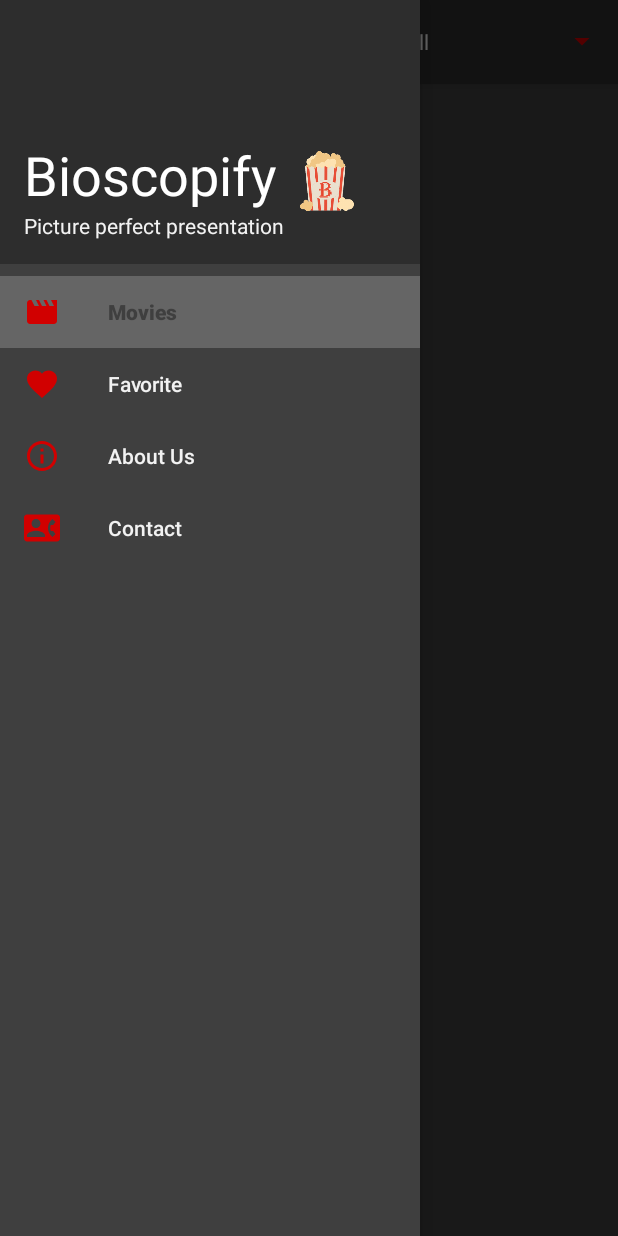
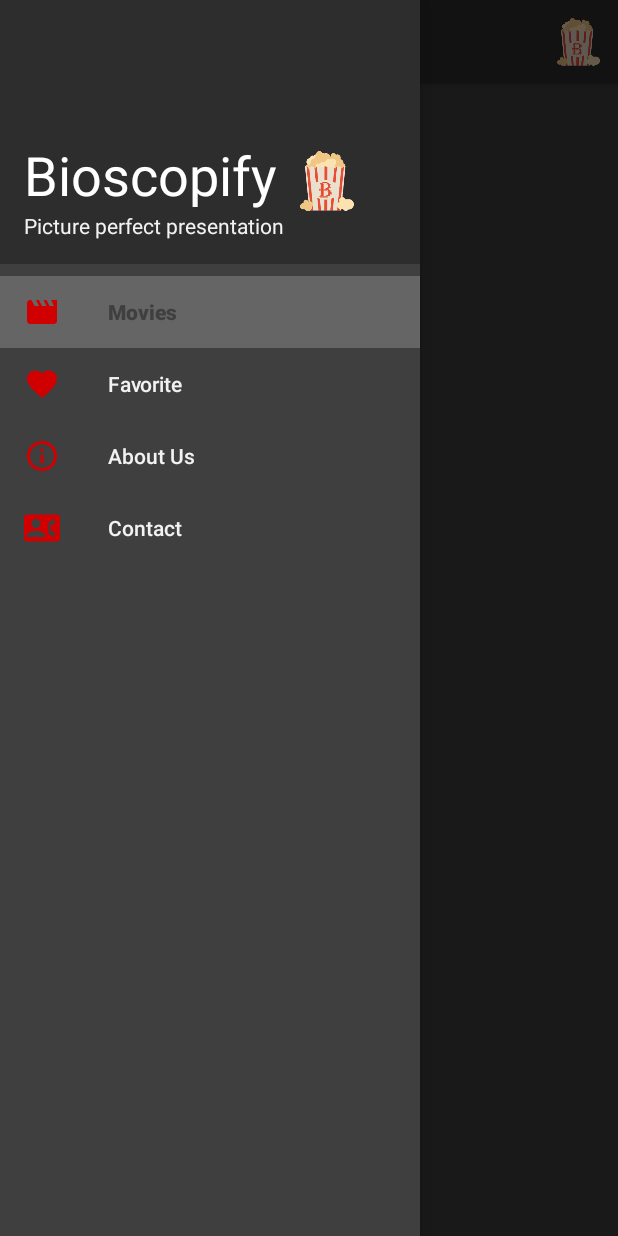
Before and after one commit to Teunimli/Bioscoop, an Android app: the screen it shows after launch (MainActivity), with the side drawer open, on a phone screen of 412 x 824 dp. Run offline under Robolectric (Android 15) with nearby library versions, the phone set to English and light mode, and no system bars; our stand-ins replace Picasso; pictures from the network do not load.

Commit message:
Update: Contact screenshot + spinner

```diff
--- a/App/Bioscopify/app/src/main/java/com/example/rickyberg/bioscopify/PresentationLayer/HomeFragment.java
+++ b/App/Bioscopify/app/src/main/java/com/example/rickyberg/bioscopify/PresentationLayer/HomeFragment.java
@@ -17,8 +17,10 @@ import android.view.View;
 import android.view.ViewGroup;
 import android.widget.AdapterView;
 import android.widget.ArrayAdapter;
+import android.widget.Button;
 import android.widget.GridView;
 import android.widget.Spinner;
+import android.widget.Toast;
 
 import com.example.rickyberg.bioscopify.ApplicationLayer.MovieItemListener;
 import com.example.rickyberg.bioscopify.DataAccessLayer.MovieAsyncTask;
@@ -76,16 +78,16 @@ public class HomeFragment extends Fragment implements NavigationView.OnNavigatio
     public void onCreateOptionsMenu(Menu menu, MenuInflater inflater) {
         // Inflate the menu; this adds items to the action bar if it is present.
         inflater.inflate(R.menu.action_bar_spinner_menu, menu);
-        MenuItem item = menu.findItem(R.id.spinner);
-        Spinner spinner = (Spinner) MenuItemCompat.getActionView(item);
-        spinner.getBackground().setColorFilter(getResources().getColor(R.color.colorAccent), PorterDuff.Mode.SRC_ATOP);
+    }
 
+    @Override
+    public boolean onOptionsItemSelected(MenuItem item) {
+        int id = item.getItemId();
 
-        ArrayAdapter<CharSequence> adapter = ArrayAdapter.createFromResource(RootView.getContext(),
-                R.array.spinner_array, R.layout.spinner_item);
-        adapter.setDropDownViewResource(android.R.layout.simple_spinner_dropdown_item);
-
-        spinner.setAdapter(adapter);
+        if (id == R.id.mybutton) {
+            Toast.makeText(getContext(), "Hoiiii", Toast.LENGTH_LONG).show();
+        }
+        return super.onOptionsItemSelected(item);
     }
 
     @Override
--- a/App/Bioscopify/app/src/main/res/menu/action_bar_spinner_menu.xml
+++ b/App/Bioscopify/app/src/main/res/menu/action_bar_spinner_menu.xml
@@ -2,9 +2,8 @@
 <menu xmlns:android="http://schemas.android.com/apk/res/android"
     xmlns:app="http://schemas.android.com/apk/res-auto">
     <item
-        android:id="@+id/spinner"
-        android:title="ActionBar Spinner"
-        app:actionViewClass="android.widget.Spinner"
-        android:background="#ff00"
-        app:showAsAction="always" />
+        android:id="@+id/mybutton"
+        android:title=""
+        app:showAsAction="always"
+        android:icon="@drawable/bioscopify_logo_resized" />
 </menu>
```
Also changed, not shown: App/Bioscopify/app/src/main/java/com/example/rickyberg/bioscopify/PresentationLayer/ContactFragment.java (+46 -1 lines).
